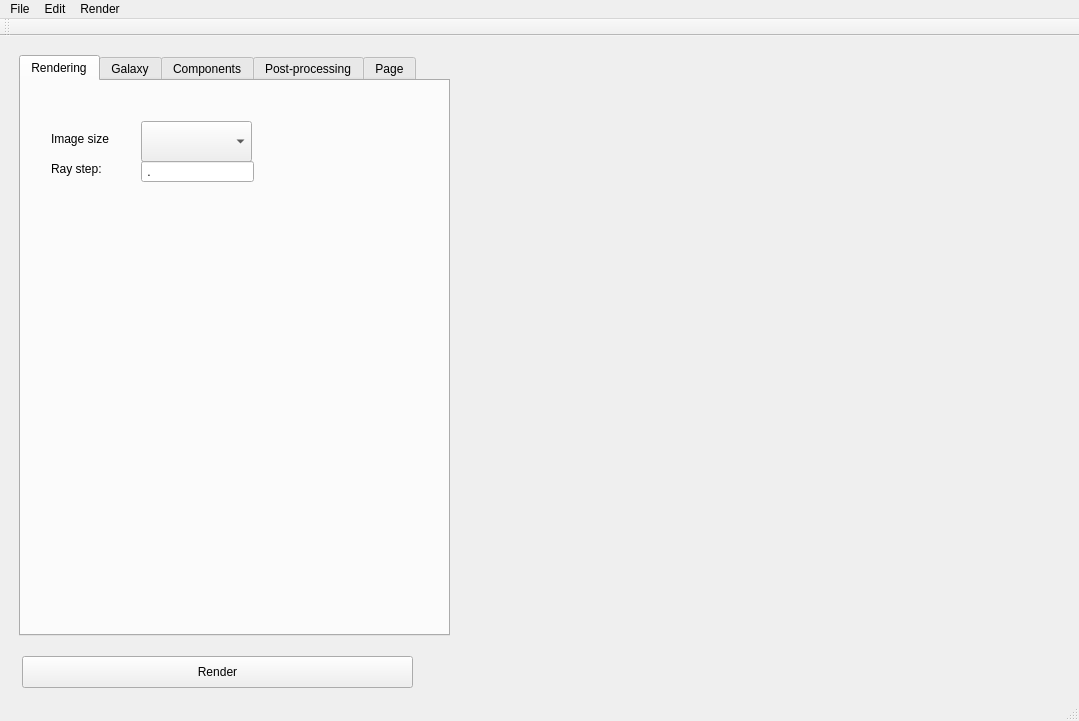
Qt form mainwindow.ui (leuat/gamer) before a commit.
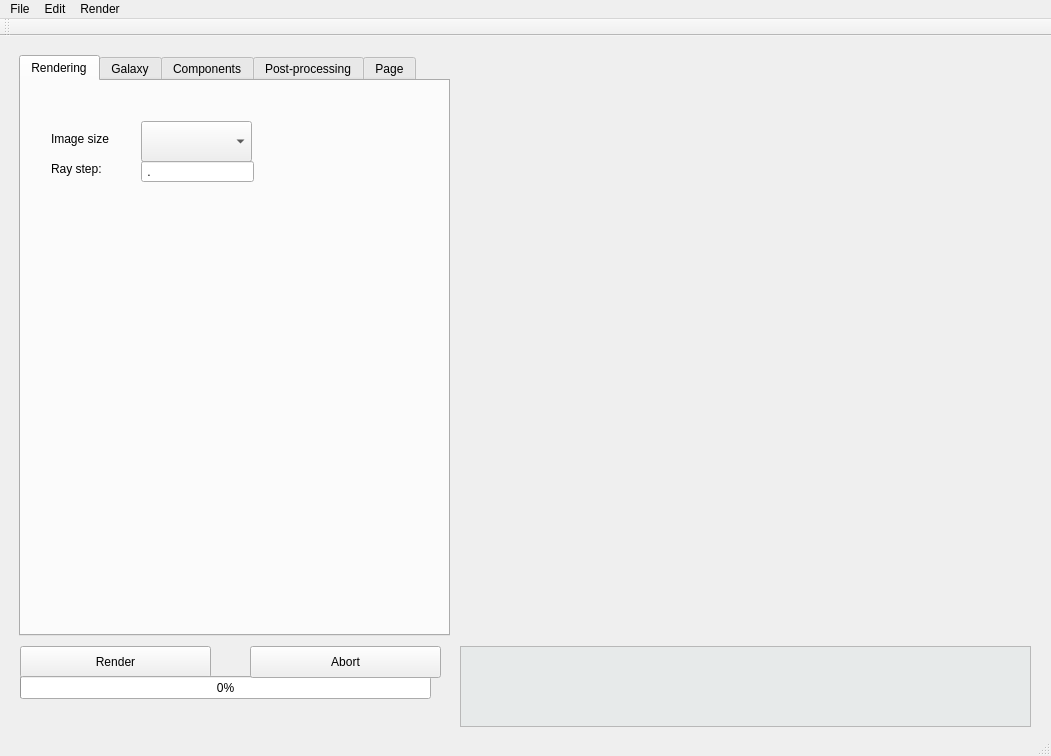
The same form after that commit. Custom widgets are drawn as their Qt base class.

The edit to the form file:
```diff
--- a/mainwindow.ui
+++ b/mainwindow.ui
@@ -9,8 +9,8 @@
    <rect>
     <x>0</x>
     <y>0</y>
-    <width>1079</width>
-    <height>721</height>
+    <width>1051</width>
+    <height>756</height>
    </rect>
   </property>
   <property name="windowTitle">
@@ -747,7 +747,7 @@
     <property name="geometry">
      <rect>
       <x>460</x>
-      <y>50</y>
+      <y>10</y>
       <width>571</width>
       <height>591</height>
      </rect>
@@ -756,9 +756,9 @@
    <widget class="QPushButton" name="renderButton">
     <property name="geometry">
      <rect>
-      <x>22</x>
-      <y>620</y>
-      <width>391</width>
+      <x>20</x>
+      <y>610</y>
+      <width>191</width>
       <height>32</height>
      </rect>
     </property>
@@ -766,13 +766,95 @@
      <string>Render</string>
     </property>
    </widget>
+   <widget class="QProgressBar" name="pgbRendering">
+    <property name="geometry">
+     <rect>
+      <x>20</x>
+      <y>640</y>
+      <width>411</width>
+      <height>23</height>
+     </rect>
+    </property>
+    <property name="maximum">
+     <number>100</number>
+    </property>
+    <property name="value">
+     <number>0</number>
+    </property>
+   </widget>
+   <widget class="QPushButton" name="btnAbort">
+    <property name="geometry">
+     <rect>
+      <x>250</x>
+      <y>610</y>
+      <width>191</width>
+      <height>32</height>
+     </rect>
+    </property>
+    <property name="text">
+     <string>Abort</string>
+    </property>
+   </widget>
+   <widget class="QListWidget" name="lstMessages">
+    <property name="geometry">
+     <rect>
+      <x>460</x>
+      <y>610</y>
+      <width>571</width>
+      <height>81</height>
+     </rect>
+    </property>
+    <property name="palette">
+     <palette>
+      <active>
+       <colorrole role="Base">
+        <brush brushstyle="SolidPattern">
+         <color alpha="255">
+          <red>231</red>
+          <green>234</green>
+          <blue>234</blue>
+         </color>
+        </brush>
+       </colorrole>
+      </active>
+      <inactive>
+       <colorrole role="Base">
+        <brush brushstyle="SolidPattern">
+         <color alpha="255">
+          <red>231</red>
+          <green>234</green>
+          <blue>234</blue>
+         </color>
+        </brush>
+       </colorrole>
+      </inactive>
+      <disabled>
+       <colorrole role="Base">
+        <brush brushstyle="SolidPattern">
+         <color alpha="255">
+          <red>237</red>
+          <green>237</green>
+          <blue>237</blue>
+         </color>
+        </brush>
+       </colorrole>
+      </disabled>
+     </palette>
+    </property>
+    <property name="font">
+     <font>
+      <family>Courier New</family>
+      <pointsize>10</pointsize>
+     </font>
+    </property>
+   </widget>
   </widget>
   <widget class="QMenuBar" name="menuBar">
    <property name="geometry">
     <rect>
      <x>0</x>
      <y>0</y>
-     <width>1079</width>
+     <width>1051</width>
      <height>22</height>
     </rect>
    </property>
```
Left out of the diff: 15 changed lines with no effect on the pictures.
